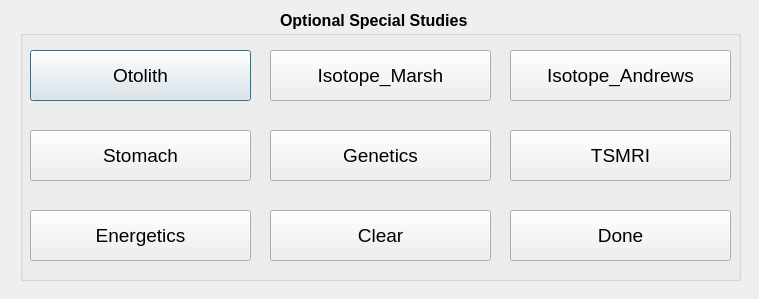
First picture: the form in ui/ABLSpecialStudiesDlg.ui, repository guyuhong/CLAMS, before the edit.
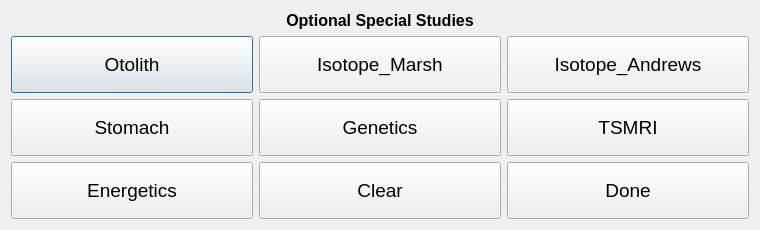
Second picture: the form after the edit.

Commit message:
uis: all abl specials, add catch, basket edit; dlgs: all abl specials, basket edit
UIs and compiled: ABLImMatSalmonSpecialStudiesDlg.ui, ABLJuvSalmonSpecialStudiesDlg.ui, ABLSpecialStudiesDlg.ui, AddCatchSpcDlg.ui, BasketEditDlg.ui

MeasurementDialogs: ablimmatsalmonspecialstudiesdlg.py, abljuvsalmonspecialstudiesdlg.py, ablspecialstudiesdlg.py, basketeditdlg.py

Diff of the .ui file:
```diff
--- a/ui/ABLSpecialStudiesDlg.ui
+++ b/ui/ABLSpecialStudiesDlg.ui
@@ -6,33 +6,57 @@
    <rect>
     <x>0</x>
     <y>0</y>
-    <width>759</width>
-    <height>299</height>
+    <width>760</width>
+    <height>230</height>
    </rect>
   </property>
+  <property name="sizePolicy">
+   <sizepolicy hsizetype="Preferred" vsizetype="Expanding">
+    <horstretch>0</horstretch>
+    <verstretch>0</verstretch>
+   </sizepolicy>
+  </property>
+  <property name="minimumSize">
+   <size>
+    <width>760</width>
+    <height>230</height>
+   </size>
+  </property>
   <property name="windowTitle">
    <string>Special Studies</string>
   </property>
-  <widget class="QGroupBox" name="groupBox">
-   <property name="geometry">
-    <rect>
-     <x>20</x>
-     <y>30</y>
-     <width>721</width>
-     <height>251</height>
-    </rect>
-   </property>
-   <property name="title">
-    <string/>
-   </property>
+  <layout class="QVBoxLayout" name="verticalLayout_4">
+   <item>
+    <layout class="QHBoxLayout" name="horizontalLayout">
+     <item>
+      <widget class="QLabel" name="label_3">
+       <property name="font">
+        <font>
+         <pointsize>12</pointsize>
+         <bold>true</bold>
+        </font>
+       </property>
+       <property name="text">
+        <string>Optional Special Studies</string>
+       </property>
+       <property name="alignment">
+        <set>Qt::AlignCenter</set>
+       </property>
+      </widget>
+     </item>
+    </layout>
+   </item>
+   <item>
+    <layout class="QHBoxLayout" name="horizontalLayout_2">
+     <item>
+      <layout class="QVBoxLayout" name="verticalLayout">
+       <item>
    <widget class="QPushButton" name="otolithBtn">
-    <property name="geometry">
-     <rect>
-      <x>10</x>
-      <y>20</y>
-      <width>221</width>
-      <height>51</height>
-     </rect>
+         <property name="sizePolicy">
+          <sizepolicy hsizetype="Minimum" vsizetype="Expanding">
+           <horstretch>0</horstretch>
+           <verstretch>0</verstretch>
+          </sizepolicy>
     </property>
     <property name="font">
      <font>
@@ -46,14 +70,14 @@
      <bool>true</bool>
     </property>
    </widget>
+       </item>
+       <item>
    <widget class="QPushButton" name="stomachBtn">
-    <property name="geometry">
-     <rect>
-      <x>10</x>
-      <y>100</y>
-      <width>221</width>
-      <height>51</height>
-     </rect>
+         <property name="sizePolicy">
+          <sizepolicy hsizetype="Minimum" vsizetype="Expanding">
+           <horstretch>0</horstretch>
+           <verstretch>0</verstretch>
+          </sizepolicy>
     </property>
     <property name="font">
      <font>
@@ -67,14 +91,39 @@
      <bool>true</bool>
     </property>
    </widget>
+       </item>
+       <item>
+        <widget class="QPushButton" name="energeticBtn">
+         <property name="sizePolicy">
+          <sizepolicy hsizetype="Minimum" vsizetype="Expanding">
+           <horstretch>0</horstretch>
+           <verstretch>0</verstretch>
+          </sizepolicy>
+         </property>
+         <property name="font">
+          <font>
+           <pointsize>14</pointsize>
+          </font>
+         </property>
+         <property name="text">
+          <string>Energetics</string>
+         </property>
+         <property name="checkable">
+          <bool>true</bool>
+         </property>
+        </widget>
+       </item>
+      </layout>
+     </item>
+     <item>
+      <layout class="QVBoxLayout" name="verticalLayout_2">
+       <item>
    <widget class="QPushButton" name="isotopeMarshBtn">
-    <property name="geometry">
-     <rect>
-      <x>250</x>
-      <y>20</y>
-      <width>221</width>
-      <height>51</height>
-     </rect>
+         <property name="sizePolicy">
+          <sizepolicy hsizetype="Minimum" vsizetype="Expanding">
+           <horstretch>0</horstretch>
+           <verstretch>0</verstretch>
+          </sizepolicy>
     </property>
     <property name="font">
      <font>
@@ -88,14 +137,14 @@
      <bool>true</bool>
     </property>
    </widget>
+       </item>
+       <item>
    <widget class="QPushButton" name="geneticsBtn">
-    <property name="geometry">
-     <rect>
-      <x>250</x>
-      <y>100</y>
-      <width>221</width>
-      <height>51</height>
-     </rect>
+         <property name="sizePolicy">
+          <sizepolicy hsizetype="Minimum" vsizetype="Expanding">
+           <horstretch>0</horstretch>
+           <verstretch>0</verstretch>
+          </sizepolicy>
     </property>
     <property name="font">
      <font>
@@ -109,32 +158,14 @@
      <bool>true</bool>
     </property>
    </widget>
-   <widget class="QPushButton" name="doneBtn">
-    <property name="geometry">
-     <rect>
-      <x>490</x>
-      <y>180</y>
-      <width>221</width>
-      <height>51</height>
-     </rect>
-    </property>
-    <property name="font">
-     <font>
-      <pointsize>14</pointsize>
-     </font>
-    </property>
-    <property name="text">
-     <string>Done</string>
-    </property>
-   </widget>
+       </item>
+       <item>
    <widget class="QPushButton" name="clearBtn">
-    <property name="geometry">
-     <rect>
-      <x>250</x>
-      <y>180</y>
-      <width>221</width>
-      <height>51</height>
-     </rect>
+         <property name="sizePolicy">
+          <sizepolicy hsizetype="Minimum" vsizetype="Expanding">
+           <horstretch>0</horstretch>
+           <verstretch>0</verstretch>
+          </sizepolicy>
     </property>
     <property name="font">
      <font>
@@ -145,56 +176,18 @@
      <string>Clear</string>
     </property>
    </widget>
-   <widget class="QPushButton" name="energeticBtn">
-    <property name="geometry">
-     <rect>
-      <x>10</x>
-      <y>180</y>
-      <width>221</width>
-      <height>51</height>
-     </rect>
-    </property>
-    <property name="font">
-     <font>
-      <pointsize>14</pointsize>
-     </font>
-    </property>
-    <property name="text">
-     <string>Energetics</string>
-    </property>
-    <property name="checkable">
-     <bool>true</bool>
-    </property>
-   </widget>
-   <widget class="QPushButton" name="tsmriBtn">
-    <property name="geometry">
-     <rect>
-      <x>490</x>
-      <y>100</y>
-      <width>221</width>
-      <height>51</height>
-     </rect>
-    </property>
-    <property name="font">
-     <font>
-      <pointsize>14</pointsize>
-     </font>
-    </property>
-    <property name="text">
-     <string>TSMRI</string>
-    </property>
-    <property name="checkable">
-     <bool>true</bool>
-    </property>
-   </widget>
+       </item>
+      </layout>
+     </item>
+     <item>
+      <layout class="QVBoxLayout" name="verticalLayout_3">
+       <item>
    <widget class="QPushButton" name="isotopeAndrewsBtn">
-    <property name="geometry">
-     <rect>
-      <x>490</x>
-      <y>20</y>
-      <width>221</width>
-      <height>51</height>
-     </rect>
+         <property name="sizePolicy">
+          <sizepolicy hsizetype="Minimum" vsizetype="Expanding">
+           <horstretch>0</horstretch>
+           <verstretch>0</verstretch>
+          </sizepolicy>
     </property>
     <property name="font">
      <font>
@@ -208,27 +201,51 @@
      <bool>true</bool>
     </property>
    </widget>
-  </widget>
-  <widget class="QLabel" name="label_3">
-   <property name="geometry">
-    <rect>
-     <x>280</x>
-     <y>10</y>
-     <width>201</width>
-     <height>20</height>
-    </rect>
+       </item>
+       <item>
+        <widget class="QPushButton" name="tsmriBtn">
+         <property name="sizePolicy">
+          <sizepolicy hsizetype="Minimum" vsizetype="Expanding">
+           <horstretch>0</horstretch>
+           <verstretch>0</verstretch>
+          </sizepolicy>
+         </property>
+         <property name="font">
+          <font>
+           <pointsize>14</pointsize>
+          </font>
+         </property>
+         <property name="text">
+          <string>TSMRI</string>
+         </property>
+         <property name="checkable">
+          <bool>true</bool>
+         </property>
+        </widget>
+       </item>
+       <item>
+        <widget class="QPushButton" name="doneBtn">
+         <property name="sizePolicy">
+          <sizepolicy hsizetype="Minimum" vsizetype="Expanding">
+           <horstretch>0</horstretch>
+           <verstretch>0</verstretch>
+          </sizepolicy>
    </property>
    <property name="font">
     <font>
-     <pointsize>12</pointsize>
-     <weight>75</weight>
-     <bold>true</bold>
+           <pointsize>14</pointsize>
     </font>
    </property>
    <property name="text">
-    <string>Optional Special Studies</string>
-   </property>
-  </widget>
+          <string>Done</string>
+         </property>
+        </widget>
+       </item>
+      </layout>
+     </item>
+    </layout>
+   </item>
+  </layout>
  </widget>
  <resources/>
  <connections/>
```
Lines whose indentation alone changed are shown as unchanged. The commit also changes 14 other files.
